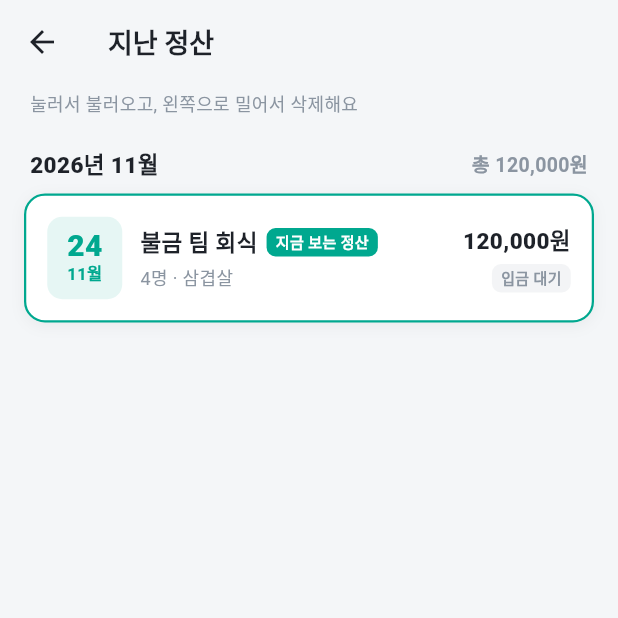
After one commit to RosieOh/Chongmu_n, a Flutter app: the screen it shows after launch, scrolled down 576 dp, after a tap on the "delete outline" icon, after a tap on the "history" icon, on a phone screen of 412 x 824 dp, the top half of it. The commit adds this screen. Run offline on Flutter 3.47's test engine with Material 3 defaults, Android fonts, the phone set to English and light mode, and no system bars; our stand-ins replace material_ui, share_plus, shared_preferences.

Commit message:
FEAT : 지난 정산 기록 목록 기능 추가
- 금액이 입력된 정산을 '지난 정산' 기록에 자동 저장 (최근 100건, 예시 데이터 제외)
- 지난 정산 화면: 월별 그룹, 합계, 입금 상태 표시, 탭하여 불러오기, 밀어서 삭제/되돌리기
- 메인 앱바에 지난 정산 버튼 추가, 정산 전환 시 현재 정산 기록 보존
- 정산 기록 저장/정렬/삭제/복사본 단위 테스트

```diff
--- a/lib/models/round_item.dart
+++ b/lib/models/round_item.dart
@@ -176,14 +176,29 @@ class PersonResult {
 
 class Settlement {
   Settlement({
+    String? id,
+    DateTime? createdAt,
+    this.isSample = false,
     this.title = '',
     required this.members,
     required this.rounds,
     this.roundUnit = 100,
     Set<String>? paidIds,
-  }) : paidIds = paidIds ?? <String>{};
+  })  : id = id ?? newId(),
+        createdAt = createdAt ?? DateTime.now(),
+        paidIds = paidIds ?? <String>{};
 
   static const List<int> unitOptions = [10, 100, 1000];
+
+  /// 정산 기록 구분용 고유 ID
+  final String id;
+
+  /// 정산을 처음 만든 시각 (기록 목록 정렬·날짜 표시)
+  final DateTime createdAt;
+
+  /// 첫 실행 예시 데이터인지. 사용자가 한 번이라도 수정하면 false 가 되고,
+  /// 예시 데이터는 '지난 정산' 기록에 저장되지 않습니다.
+  bool isSample;
 
   /// 입금 확인된 멤버 ID
   final Set<String> paidIds;
@@ -290,6 +305,7 @@ class Settlement {
     final b = Member(id: newId(), name: '지영');
     final c = Member(id: newId(), name: '현우');
     return Settlement(
+      isSample: true,
       title: '불금 팀 회식',
       members: [me, a, b, c],
       rounds: [
@@ -336,6 +352,9 @@ class Settlement {
   }
 
   Map<String, dynamic> toJson() => {
+        'id': id,
+        'createdAt': createdAt.toIso8601String(),
+        'isSample': isSample,
         'title': title,
         'members': members.map((m) => m.toJson()).toList(),
         'rounds': rounds.map((r) => r.toJson()).toList(),
@@ -346,6 +365,9 @@ class Settlement {
   factory Settlement.fromJson(Map<String, dynamic> json) {
     final unit = (json['roundUnit'] as num?)?.toInt() ?? 100;
     final s = Settlement(
+      id: json['id'] as String?,
+      createdAt: DateTime.tryParse((json['createdAt'] as String?) ?? ''),
+      isSample: (json['isSample'] as bool?) ?? false,
       title: (json['title'] as String?) ?? '',
       members: ((json['members'] as List?) ?? const [])
           .map((e) => Member.fromJson(Map<String, dynamic>.from(e as Map)))
@@ -378,9 +400,68 @@ class AppStorage {
   static const _kAccount = 'account_number';
   static const _kIsPro = 'is_pro';
   static const _kOnboarded = 'onboarding_done';
+  static const _kHistory = 'history_v1';
+
+  /// 기록은 최근 100건까지만 보관 (기기 저장 공간 보호)
+  static const int historyLimit = 100;
+
+  /// 지난 정산 기록 (메모리 캐시 — 매번 JSON 을 다시 읽지 않도록)
+  static List<Settlement>? _historyCache;
 
   static Future<void> init() async {
     _prefs = await SharedPreferences.getInstance();
+    _historyCache = null;
+  }
+
+  static List<Settlement> get _history => _historyCache ??= _readHistory();
+
+  static List<Settlement> _readHistory() {
+    final raw = _prefs.getString(_kHistory);
+    if (raw == null) return [];
+    try {
+      final list = (jsonDecode(raw) as List)
+          .map((e) => Settlement.fromJson(Map<String, dynamic>.from(e as Map)))
+          .toList();
+      _sortHistory(list);
+      return list;
+    } catch (_) {
+      return [];
+    }
+  }
+
+  static void _sortHistory(List<Settlement> list) {
+    list.sort((a, b) => b.createdAt.compareTo(a.createdAt));
+    if (list.length > historyLimit) list.removeRange(historyLimit, list.length);
+  }
+
+  static Future<void> _writeHistory() => _prefs.setString(
+        _kHistory,
+        jsonEncode(_history.map((e) => e.toJson()).toList()),
+      );
+
+  /// 지난 정산 목록 (최신순). 화면에서 바꿔도 저장본에는 영향 없도록 복사본을 줍니다.
+  static List<Settlement> loadHistory() =>
+      _history.map((e) => Settlement.fromJson(e.toJson())).toList();
+
+  static Settlement? historyById(String id) {
+    for (final s in _history) {
+      if (s.id == id) return Settlement.fromJson(s.toJson());
+    }
+    return null;
+  }
+
+  static Future<void> deleteHistory(String id) {
+    _history.removeWhere((e) => e.id == id);
+    return _writeHistory();
+  }
+
+  /// 삭제 되돌리기
+  static Future<void> restoreHistory(Settlement s) {
+    _history
+      ..removeWhere((e) => e.id == s.id)
+      ..add(Settlement.fromJson(s.toJson()));
+    _sortHistory(_history);
+    return _writeHistory();
   }
 
   /// 저장된 정산이 없으면(첫 실행) 예시 데이터를 돌려줍니다.
@@ -395,8 +476,29 @@ class AppStorage {
     }
   }
 
-  static Future<void> saveSettlement(Settlement s) =>
-      _prefs.setString(_kSettlement, jsonEncode(s.toJson()));
+  /// 현재 정산 저장 + '지난 정산' 기록에도 자동 반영.
+  /// - 이미 기록에 있는 정산이면 항상 최신 내용으로 갱신
+  /// - 새 정산은 금액이 입력됐고 예시 데이터가 아닐 때만 기록에 추가
+  static Future<void> saveSettlement(Settlement s) async {
+    final json = s.toJson();
+    final writes = <Future<void>>[
+      _prefs.setString(_kSettlement, jsonEncode(json)),
+    ];
+
+    final history = _history;
+    final i = history.indexWhere((h) => h.id == s.id);
+    if (i >= 0 || (!s.isSample && s.totalSpent > 0)) {
+      final snapshot = Settlement.fromJson(json);
+      if (i >= 0) {
+        history[i] = snapshot;
+      } else {
+        history.add(snapshot);
+        _sortHistory(history);
+      }
+      writes.add(_writeHistory());
+    }
+    await Future.wait(writes);
+  }
 
   static String get bankName => _prefs.getString(_kBank) ?? '';
   static String get accountHolder => _prefs.getString(_kHolder) ?? '';
--- /dev/null
+++ b/lib/screens/history_screen.dart
@@ -0,0 +1,410 @@
+import 'package:material_ui/material_ui.dart';
+import 'package:flutter/services.dart';
+import 'package:intl/intl.dart';
+
+import '../models/round_item.dart';
+import '../theme/app_theme.dart';
+
+/// ④ 지난 정산 기록 목록
+///
+/// 항목을 누르면 그 정산의 ID 를 돌려주고(Navigator.pop), 메인 화면이 불러옵니다.
+class HistoryScreen extends StatefulWidget {
+  const HistoryScreen({super.key, required this.currentId});
+
+  /// 지금 메인 화면에서 편집 중인 정산 ID
+  final String currentId;
+
+  @override
+  State<HistoryScreen> createState() => _HistoryScreenState();
+}
+
+class _HistoryScreenState extends State<HistoryScreen> {
+  late final List<Settlement> _items = AppStorage.loadHistory();
+
+  void _toast(String msg, {SnackBarAction? action}) {
+    ScaffoldMessenger.of(context)
+      ..hideCurrentSnackBar()
+      ..showSnackBar(SnackBar(
+        content: Text(msg),
+        duration: const Duration(seconds: 3),
+        action: action,
+      ));
+  }
+
+  void _open(Settlement s) {
+    HapticFeedback.lightImpact();
+    if (s.id == widget.currentId) {
+      Navigator.of(context).pop();
+      return;
+    }
+    Navigator.of(context).pop(s.id);
+  }
+
+  Future<bool> _confirmDelete(Settlement s) async {
+    if (s.id == widget.currentId) {
+      _toast('지금 보고 있는 정산은 삭제할 수 없어요');
+      return false;
+    }
+    return true;
+  }
+
+  void _delete(Settlement s) {
+    HapticFeedback.lightImpact();
+    final index = _items.indexOf(s);
+    setState(() => _items.removeAt(index));
+    AppStorage.deleteHistory(s.id);
+    _toast(
+      '"${_titleOf(s)}" 기록을 삭제했어요',
+      action: SnackBarAction(
+        label: '되돌리기',
+        onPressed: () {
+          if (!mounted) return;
+          setState(
+              () => _items.insert(index.clamp(0, _items.length).toInt(), s));
+          AppStorage.restoreHistory(s);
+        },
+      ),
+    );
+  }
+
+  @override
+  Widget build(BuildContext context) {
+    return Scaffold(
+      appBar: AppBar(title: const Text('지난 정산')),
+      body: _items.isEmpty ? const _EmptyHistory() : _buildList(),
+    );
+  }
+
+  Widget _buildList() {
+    // 월별로 묶어서 헤더 + 카드 목록 만들기 (최신순)
+    final children = <Widget>[];
+    String? currentMonth;
+    for (final s in _items) {
+      final month = DateFormat('yyyy년 M월').format(s.createdAt);
+      if (month != currentMonth) {
+        currentMonth = month;
+        final monthTotal = _items
+            .where((e) => DateFormat('yyyy년 M월').format(e.createdAt) == month)
+            .fold<int>(0, (sum, e) => sum + e.totalSpent);
+        children.add(_MonthHeader(month: month, total: monthTotal));
+      }
+      children.add(
+        Padding(
+          padding: const EdgeInsets.only(bottom: 10),
+          child: Dismissible(
+            key: ValueKey(s.id),
+            direction: DismissDirection.endToStart,
+            confirmDismiss: (_) => _confirmDelete(s),
+            onDismissed: (_) => _delete(s),
+            background: Container(
+              alignment: Alignment.centerRight,
+              padding: const EdgeInsets.only(right: 24),
+              decoration: BoxDecoration(
+                color: AppColors.danger,
+                borderRadius: BorderRadius.circular(AppDecor.radius),
+              ),
+              child: const Row(
+                mainAxisSize: MainAxisSize.min,
+                children: [
+                  Icon(Icons.delete_outline_rounded, color: Colors.white),
+                  SizedBox(width: 4),
+                  Text(
+                    '삭제',
+                    style: TextStyle(
+                      color: Colors.white,
+                      fontWeight: FontWeight.w800,
+                    ),
+                  ),
+                ],
+              ),
+            ),
+            child: _HistoryCard(
+              settlement: s,
+              isCurrent: s.id == widget.currentId,
+              onTap: () => _open(s),
+            ),
+          ),
+        ),
+      );
+    }
+
+    return ListView(
+      padding: const EdgeInsets.fromLTRB(16, 4, 16, 32),
+      children: [
+        const Padding(
+          padding: EdgeInsets.only(left: 4, bottom: 4),
+          child: Text(
+            '눌러서 불러오고, 왼쪽으로 밀어서 삭제해요',
+            style: TextStyle(fontSize: 12, color: AppColors.subText),
+          ),
+        ),
+        ...children,
+      ],
+    );
+  }
+}
+
+String _titleOf(Settlement s) =>
+    s.title.trim().isEmpty ? '이름 없는 모임' : s.title.trim();
+
+// ═════════════════════════════════════════════
+// 작은 위젯들
+// ═════════════════════════════════════════════
+
+class _MonthHeader extends StatelessWidget {
+  const _MonthHeader({required this.month, required this.total});
+
+  final String month;
+  final int total;
+
+  @override
+  Widget build(BuildContext context) {
+    return Padding(
+      padding: const EdgeInsets.fromLTRB(4, 16, 4, 8),
+      child: Row(
+        children: [
+          Text(
+            month,
+            style: const TextStyle(
+              fontSize: 15,
+              fontWeight: FontWeight.w800,
+              color: AppColors.darkText,
+            ),
+          ),
+          const Spacer(),
+          Text(
+            '총 ${Fmt.won(total)}',
+            style: const TextStyle(
+              fontSize: 13,
+              fontWeight: FontWeight.w600,
+              color: AppColors.subText,
+            ),
+          ),
+        ],
+      ),
+    );
+  }
+}
+
+class _HistoryCard extends StatelessWidget {
+  const _HistoryCard({
+    required this.settlement,
+    required this.isCurrent,
+    required this.onTap,
+  });
+
+  final Settlement settlement;
+  final bool isCurrent;
+  final VoidCallback onTap;
+
+  @override
+  Widget build(BuildContext context) {
+    final s = settlement;
+    final results = s.buildResults();
+    final paid = results.where((p) => s.isPaid(p.member.id)).length;
+    final roundCount = s.rounds.where((r) => r.amount > 0).length;
+    final places = s.rounds
+        .where((r) => r.amount > 0 && r.name.trim().isNotEmpty)
+        .map((r) => r.name.trim())
+        .join(' → ');
+
+    return Container(
+      decoration: isCurrent
+          ? AppDecor.card.copyWith(
+              border: Border.all(color: AppColors.primary, width: 1.5),
+            )
+          : AppDecor.card,
+      child: Material(
+        color: Colors.transparent,
+        borderRadius: BorderRadius.circular(AppDecor.radius),
+        child: InkWell(
+          borderRadius: BorderRadius.circular(AppDecor.radius),
+          onTap: onTap,
+          child: Padding(
+            padding: const EdgeInsets.all(14),
+            child: Row(
+              children: [
+                // ── 날짜 블록 ──
+                Container(
+                  width: 50,
+                  padding: const EdgeInsets.symmetric(vertical: 8),
+                  decoration: BoxDecoration(
+                    color: AppColors.primaryLight,
+                    borderRadius: BorderRadius.circular(10),
+                  ),
+                  child: Column(
+                    children: [
+                      Text(
+                        DateFormat('d').format(s.createdAt),
+                        style: const TextStyle(
+                          fontSize: 20,
+                          height: 1.1,
+                          fontWeight: FontWeight.w900,
+                          color: AppColors.primary,
+                        ),
+                      ),
+                      Text(
+                        '${DateFormat('M').format(s.createdAt)}월',
+                        style: const TextStyle(
+                          fontSize: 11,
+                          fontWeight: FontWeight.w700,
+                          color: AppColors.primary,
+                        ),
+                      ),
+                    ],
+                  ),
+                ),
+                const SizedBox(width: 12),
+                // ── 제목 / 상세 ──
+                Expanded(
+                  child: Column(
+                    crossAxisAlignment: CrossAxisAlignment.start,
+                    children: [
+                      Row(
+                        children: [
+                          Flexible(
+                            child: Text(
+                              _titleOf(s),
+                              maxLines: 1,
+                              overflow: TextOverflow.ellipsis,
+                              style: const TextStyle(
+                                fontSize: 15,
+                                fontWeight: FontWeight.w800,
+                                color: AppColors.darkText,
+                              ),
+                            ),
+                          ),
+                          if (isCurrent) ...[
+                            const SizedBox(width: 6),
+                            const _Tag(
+                              text: '지금 보는 정산',
+                              color: AppColors.primary,
+                              filled: true,
+                            ),
+                          ],
+                        ],
+                      ),
+                      const SizedBox(height: 3),
+                      Text(
+                        places.isEmpty
+                            ? '${results.length}명 · $roundCount차'
+                            : '${results.length}명 · $places',
+                        maxLines: 1,
+                        overflow: TextOverflow.ellipsis,
+                        style: const TextStyle(
+                          fontSize: 12,
+                          color: AppColors.subText,
+                        ),
+                      ),
+                    ],
+                  ),
+                ),
+                const SizedBox(width: 10),
+                // ── 금액 / 입금 상태 ──
+                Column(
+                  crossAxisAlignment: CrossAxisAlignment.end,
+                  children: [
+                    Text(
+                      Fmt.won(s.totalSpent),
+                      style: const TextStyle(
+                        fontSize: 15,
+                        fontWeight: FontWeight.w900,
+                        color: AppColors.darkText,
+                      ),
+                    ),
+                    const SizedBox(height: 4),
+                    _paidTag(paid, results.length),
+                  ],
+                ),
+              ],
+            ),
+          ),
+        ),
+      ),
+    );
+  }
+
+  Widget _paidTag(int paid, int total) {
+    if (total > 0 && paid == total) {
+      return const _Tag(
+          text: '✓ 정산 완료', color: AppColors.primary, filled: true);
+    }
+    if (paid > 0) {
+      return _Tag(text: '입금 $paid/$total', color: AppColors.primary);
+    }
+    return const _Tag(text: '입금 대기', color: AppColors.subText);
+  }
+}
+
+class _Tag extends StatelessWidget {
+  const _Tag({required this.text, required this.color, this.filled = false});
+
+  final String text;
+  final Color color;
+  final bool filled;
+
+  @override
+  Widget build(BuildContext context) {
+    return Container(
+      padding: const EdgeInsets.symmetric(horizontal: 6, vertical: 2),
+      decoration: BoxDecoration(
+        color: filled ? color : color.withValues(alpha: 0.10),
+        borderRadius: BorderRadius.circular(6),
+      ),
+      child: Text(
+        text,
+        style: TextStyle(
+          fontSize: 10,
+          fontWeight: FontWeight.w800,
+          color: filled ? Colors.white : color,
+        ),
+      ),
+    );
+  }
+}
+
+class _EmptyHistory extends StatelessWidget {
+  const _EmptyHistory();
+
+  @override
+  Widget build(BuildContext context) {
+    return Center(
+      child: Padding(
+        padding: const EdgeInsets.all(32),
+        child: Column(
+          mainAxisSize: MainAxisSize.min,
+          children: [
+            Container(
+              width: 72,
+              height: 72,
+              decoration: BoxDecoration(
+                color: AppColors.primaryLight,
+                shape: BoxShape.circle,
+              ),
+              child: const Icon(
+                Icons.history_rounded,
+                size: 36,
+                color: AppColors.primary,
+              ),
+            ),
+            const SizedBox(height: 16),
+            const Text(
+              '아직 정산 기록이 없어요',
+              style: TextStyle(
+                fontSize: 17,
+                fontWeight: FontWeight.w800,
+                color: AppColors.darkText,
+              ),
+            ),
+            const SizedBox(height: 6),
+            const Text(
+              '정산 금액을 입력하면 자동으로 여기에 저장돼요',
+              textAlign: TextAlign.center,
+              style: TextStyle(fontSize: 13, color: AppColors.subText),
+            ),
+          ],
+        ),
+      ),
+    );
+  }
+}
--- a/lib/screens/home_screen.dart
+++ b/lib/screens/home_screen.dart
@@ -6,6 +6,7 @@ import 'package:flutter/services.dart';
 
 import '../models/round_item.dart';
 import '../theme/app_theme.dart';
+import 'history_screen.dart';
 import 'receipt_screen.dart';
 import 'settings_screen.dart';
 
@@ -56,8 +57,16 @@ class _HomeScreenState extends State<HomeScreen> {
 
   // ───────────────── 상태 변경 + 자동 저장 ─────────────────
 
+  /// 사용자가 정산 내용을 바꿀 때 사용 (예시 데이터 표시 해제 + 자동 저장)
   void _update(VoidCallback fn) {
-    setState(fn);
+    setState(() {
+      _s.isSample = false;
+      fn();
+    });
+    _scheduleSave();
+  }
+
+  void _scheduleSave() {
     _saveTimer?.cancel();
     _saveTimer = Timer(
       const Duration(milliseconds: 400),
@@ -74,15 +83,21 @@ class _HomeScreenState extends State<HomeScreen> {
   TextEditingController _nameCtrl(RoundItem r) =>
       _nameCtrls.putIfAbsent(r.id, () => TextEditingController(text: r.name));
 
+  /// 다른 정산으로 바꾸기 (새 정산 / 예시 / 지난 정산 불러오기)
+  /// 바꾸기 직전의 정산은 '지난 정산' 기록에 저장해 둡니다.
   void _replaceSettlement(Settlement next) {
+    _saveTimer?.cancel();
+    AppStorage.saveSettlement(_s);
+
     final old = [..._amountCtrls.values, ..._nameCtrls.values];
     _amountCtrls.clear();
     _nameCtrls.clear();
     _titleCtrl.text = next.title;
-    _update(() {
+    setState(() {
       _s = next;
       _autofocusRoundId = null;
     });
+    _scheduleSave();
     // 화면에서 완전히 떨어진 뒤 정리
     WidgetsBinding.instance.addPostFrameCallback((_) {
       for (final c in old) {
@@ -264,6 +279,26 @@ class _HomeScreenState extends State<HomeScreen> {
     final paid = results.where((p) => _s.isPaid(p.member.id)).length;
     if (paid == 0) return null;
     return '입금 $paid/${results.length}명';
+  }
+
+  Future<void> _openHistory() async {
+    HapticFeedback.lightImpact();
+    FocusScope.of(context).unfocus();
+    // 방금 입력한 내용까지 기록에 반영한 뒤 목록 열기
+    _saveTimer?.cancel();
+    await AppStorage.saveSettlement(_s);
+    if (!mounted) return;
+
+    final id = await Navigator.of(context).push<String>(
+      MaterialPageRoute(builder: (_) => HistoryScreen(currentId: _s.id)),
+    );
+    if (!mounted || id == null) return;
+    final picked = AppStorage.historyById(id);
+    if (picked == null) return;
+    _replaceSettlement(picked);
+    final title =
+        picked.title.trim().isEmpty ? '이름 없는 모임' : picked.title.trim();
+    _toast('"$title" 정산을 불러왔어요');
   }
 
   Future<void> _openSettings() async {
@@ -394,6 +429,11 @@ class _HomeScreenState extends State<HomeScreen> {
         ],
       ),
       actions: [
+        IconButton(
+          tooltip: '지난 정산',
+          onPressed: _openHistory,
+          icon: const Icon(Icons.history_rounded, color: AppColors.darkText),
+        ),
         _ProBadgeButton(isPro: isPro, onTap: _openSettings),
         const SizedBox(width: 12),
       ],
--- a/lib/screens/settings_screen.dart
+++ b/lib/screens/settings_screen.dart
@@ -119,7 +119,9 @@ class _SettingsScreenState extends State<SettingsScreen> {
           '새 정산을 시작할까요?',
           style: TextStyle(fontSize: 18, fontWeight: FontWeight.w800),
         ),
-        content: const Text('멤버 목록은 그대로 두고, 차수와 금액만 비워요.'),
+        content: const Text(
+          '멤버 목록은 그대로 두고, 차수와 금액만 비워요.\n지금 정산은 \'지난 정산\'에 저장돼요.',
+        ),
         actions: [
           TextButton(
             onPressed: () => Navigator.of(ctx).pop(false),
```
Also changed, not shown: 1 other file.
